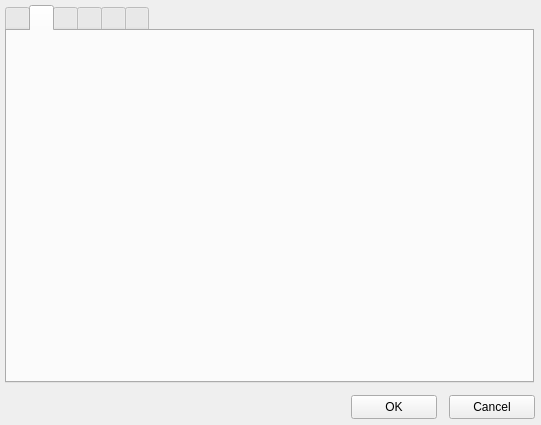
Pixelsuft/qemu-launcher, file ui/sets.ui: the form before one commit.
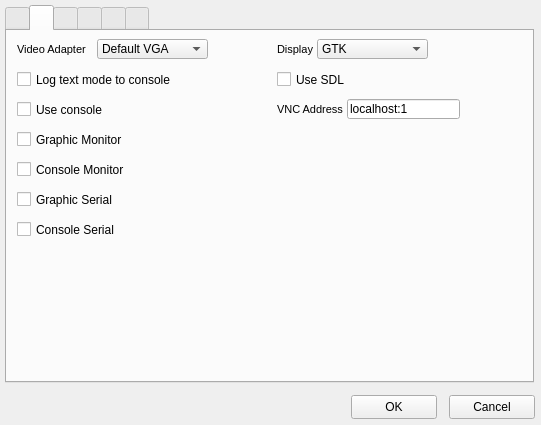
The form after the commit. The open tabs and pages were chosen to show the change. Icons and pictures are not drawn.

Patch:
```diff
--- a/ui/sets.ui
+++ b/ui/sets.ui
@@ -706,6 +706,255 @@
      <attribute name="title">
       <string/>
      </attribute>
+     <widget class="QLabel" name="videoLabel">
+      <property name="geometry">
+       <rect>
+        <x>10</x>
+        <y>10</y>
+        <width>100</width>
+        <height>16</height>
+       </rect>
+      </property>
+      <property name="font">
+       <font>
+        <pointsize>8</pointsize>
+       </font>
+      </property>
+      <property name="text">
+       <string>Video Adapter</string>
+      </property>
+     </widget>
+     <widget class="QComboBox" name="videoEdit">
+      <property name="geometry">
+       <rect>
+        <x>90</x>
+        <y>8</y>
+        <width>111</width>
+        <height>20</height>
+       </rect>
+      </property>
+      <property name="currentText">
+       <string>Default VGA</string>
+      </property>
+      <item>
+       <property name="text">
+        <string>Default VGA</string>
+       </property>
+      </item>
+      <item>
+       <property name="text">
+        <string>VMWARE SVGA 2</string>
+       </property>
+      </item>
+      <item>
+       <property name="text">
+        <string>Cirrus</string>
+       </property>
+      </item>
+      <item>
+       <property name="text">
+        <string>VirtIO</string>
+       </property>
+      </item>
+      <item>
+       <property name="text">
+        <string>QXL</string>
+       </property>
+      </item>
+      <item>
+       <property name="text">
+        <string>ATI VGA</string>
+       </property>
+      </item>
+      <item>
+       <property name="text">
+        <string>RAM FB</string>
+       </property>
+      </item>
+      <item>
+       <property name="text">
+        <string>None</string>
+       </property>
+      </item>
+     </widget>
+     <widget class="QCheckBox" name="nographicEdit">
+      <property name="geometry">
+       <rect>
+        <x>10</x>
+        <y>40</y>
+        <width>181</width>
+        <height>17</height>
+       </rect>
+      </property>
+      <property name="text">
+       <string>Log text mode to console</string>
+      </property>
+     </widget>
+     <widget class="QCheckBox" name="useconsoleEdit">
+      <property name="geometry">
+       <rect>
+        <x>10</x>
+        <y>70</y>
+        <width>181</width>
+        <height>17</height>
+       </rect>
+      </property>
+      <property name="text">
+       <string>Use console</string>
+      </property>
+     </widget>
+     <widget class="QCheckBox" name="monitorvcEdit">
+      <property name="geometry">
+       <rect>
+        <x>10</x>
+        <y>100</y>
+        <width>181</width>
+        <height>17</height>
+       </rect>
+      </property>
+      <property name="text">
+       <string>Graphic Monitor</string>
+      </property>
+     </widget>
+     <widget class="QCheckBox" name="monitorstdioEdit">
+      <property name="geometry">
+       <rect>
+        <x>10</x>
+        <y>130</y>
+        <width>181</width>
+        <height>17</height>
+       </rect>
+      </property>
+      <property name="text">
+       <string>Console Monitor</string>
+      </property>
+     </widget>
+     <widget class="QCheckBox" name="serialvcEdit">
+      <property name="geometry">
+       <rect>
+        <x>10</x>
+        <y>160</y>
+        <width>181</width>
+        <height>17</height>
+       </rect>
+      </property>
+      <property name="text">
+       <string>Graphic Serial</string>
+      </property>
+     </widget>
+     <widget class="QCheckBox" name="serialstdioEdit">
+      <property name="geometry">
+       <rect>
+        <x>10</x>
+        <y>190</y>
+        <width>181</width>
+        <height>17</height>
+       </rect>
+      </property>
+      <property name="text">
+       <string>Console Serial</string>
+      </property>
+     </widget>
+     <widget class="QComboBox" name="displayEdit">
+      <property name="geometry">
+       <rect>
+        <x>310</x>
+        <y>8</y>
+        <width>111</width>
+        <height>20</height>
+       </rect>
+      </property>
+      <property name="currentText">
+       <string>GTK</string>
+      </property>
+      <item>
+       <property name="text">
+        <string>GTK</string>
+       </property>
+      </item>
+      <item>
+       <property name="text">
+        <string>SDL</string>
+       </property>
+      </item>
+      <item>
+       <property name="text">
+        <string>VNC</string>
+       </property>
+      </item>
+      <item>
+       <property name="text">
+        <string>Curses</string>
+       </property>
+      </item>
+      <item>
+       <property name="text">
+        <string>None</string>
+       </property>
+      </item>
+     </widget>
+     <widget class="QLabel" name="displayLabel">
+      <property name="geometry">
+       <rect>
+        <x>270</x>
+        <y>10</y>
+        <width>100</width>
+        <height>16</height>
+       </rect>
+      </property>
+      <property name="font">
+       <font>
+        <pointsize>8</pointsize>
+       </font>
+      </property>
+      <property name="text">
+       <string>Display</string>
+      </property>
+     </widget>
+     <widget class="QCheckBox" name="sdlEdit">
+      <property name="geometry">
+       <rect>
+        <x>270</x>
+        <y>40</y>
+        <width>181</width>
+        <height>17</height>
+       </rect>
+      </property>
+      <property name="text">
+       <string>Use SDL</string>
+      </property>
+     </widget>
+     <widget class="QLineEdit" name="vncEdit">
+      <property name="geometry">
+       <rect>
+        <x>340</x>
+        <y>68</y>
+        <width>113</width>
+        <height>20</height>
+       </rect>
+      </property>
+      <property name="text">
+       <string>localhost:1</string>
+      </property>
+     </widget>
+     <widget class="QLabel" name="coresLabel_2">
+      <property name="geometry">
+       <rect>
+        <x>270</x>
+        <y>70</y>
+        <width>100</width>
+        <height>16</height>
+       </rect>
+      </property>
+      <property name="font">
+       <font>
+        <pointsize>8</pointsize>
+       </font>
+      </property>
+      <property name="text">
+       <string>VNC Address</string>
+      </property>
+     </widget>
     </widget>
     <widget class="QWidget" name="sound">
      <attribute name="icon">
```
